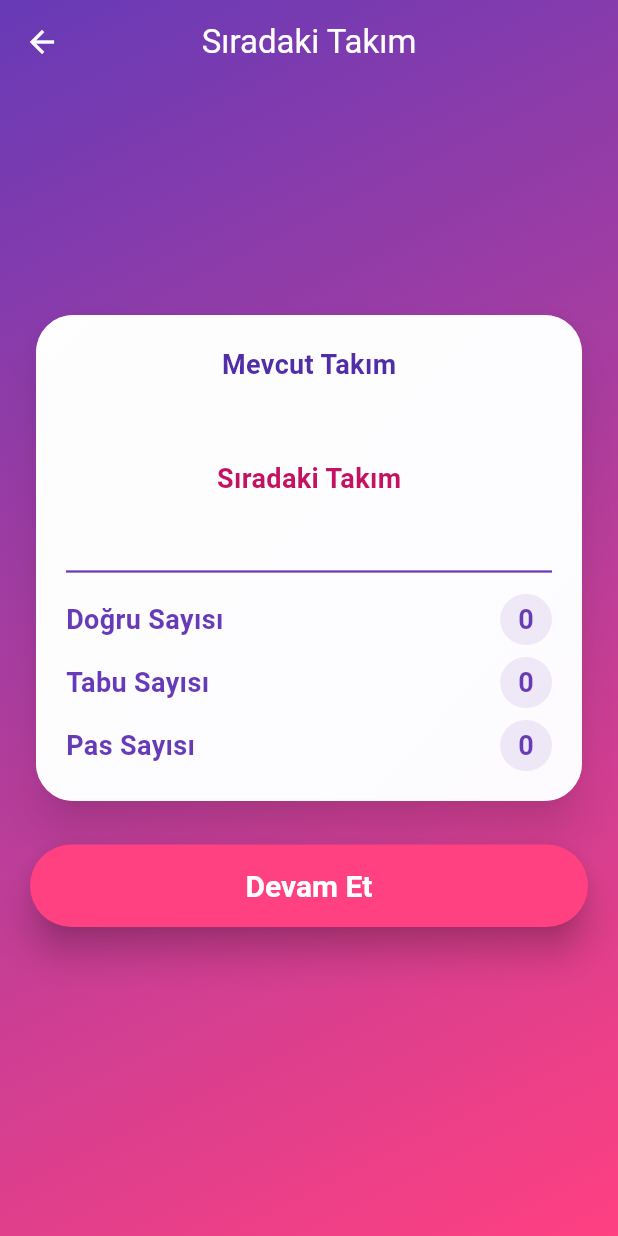
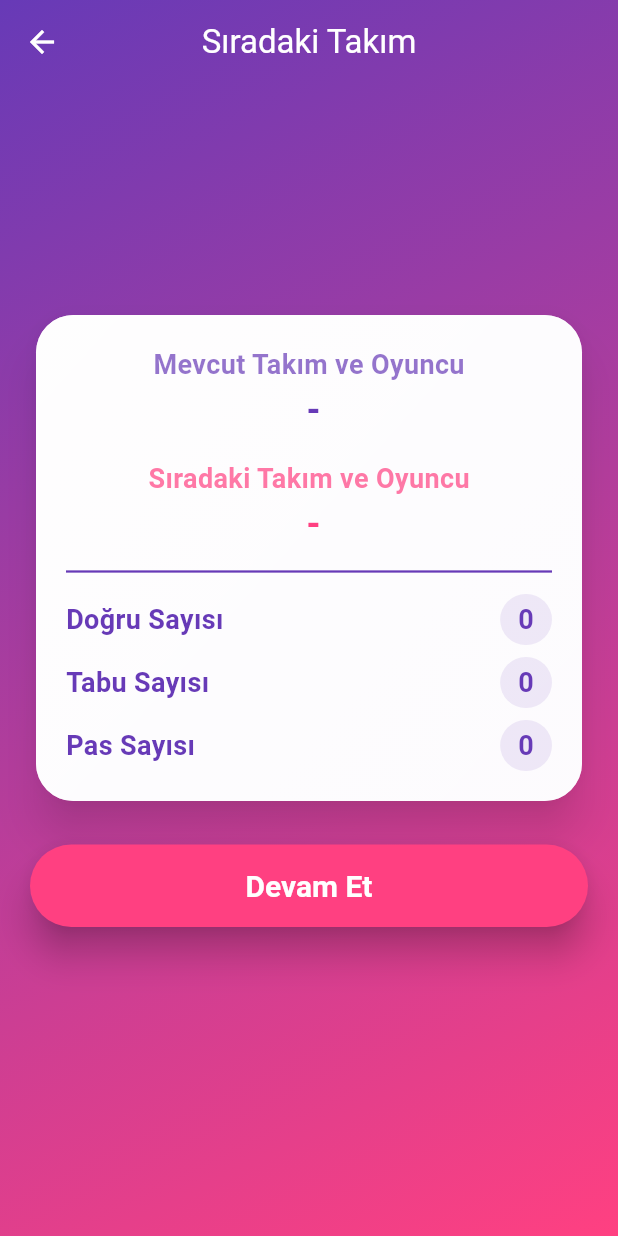
Before and after one commit to emrearinc/PasGec, a Flutter app: the NextTeamScreen screen opened directly with empty values, on a phone screen of 412 x 824 dp. Run offline on Flutter 3.47's test engine with Material 3 defaults, Android fonts, the phone set to English and light mode, and no system bars; our stand-ins replace audioplayers, auto_size_text, awesome_dialog, shared_preferences, sqflite, vibration; accounts and stored records are empty.

Commit message:
Sırada ki oyuncu bilgileri eklendi sisteme

```diff
--- a/lib/next_team_screen.dart
+++ b/lib/next_team_screen.dart
@@ -3,6 +3,8 @@ import 'package:flutter/material.dart';
 class NextTeamScreen extends StatelessWidget {
   final String currentTeam;
   final String nextTeam;
+  final String currentPlayer; // Mevcut takımın oyuncusu
+  final String nextPlayer; // Sıradaki takımın oyuncusu
   final int correctCount;
   final int tabooCount;
   final int passCount;
@@ -11,10 +13,11 @@ class NextTeamScreen extends StatelessWidget {
     super.key,
     required this.currentTeam,
     required this.nextTeam,
+    required this.currentPlayer,
+    required this.nextPlayer,
     required this.correctCount,
     required this.tabooCount,
     required this.passCount,
-
   });
 
   @override
@@ -27,7 +30,7 @@ class NextTeamScreen extends StatelessWidget {
         foregroundColor: Colors.white,
         elevation: 0,
       ),
-      extendBodyBehindAppBar: true, // Arka planın tam ekranda olmasını sağlar
+      extendBodyBehindAppBar: true,
       body: Stack(
         children: [
           // Arka plan için degrade geçiş
@@ -70,46 +73,27 @@ class NextTeamScreen extends StatelessWidget {
                       child: Column(
                         crossAxisAlignment: CrossAxisAlignment.center,
                         children: [
-                          Text(
-                            'Mevcut Takım',
-                            style: TextStyle(
-                              fontSize: 18,
-                              fontWeight: FontWeight.bold,
-                              color: Colors.deepPurple.shade700,
-                            ),
-                          ),
-                          Text(
-                            currentTeam,
-                            textAlign: TextAlign.center,
-                            style: const TextStyle(
-                              fontSize: 24,
-                              fontWeight: FontWeight.bold,
-                              color: Colors.deepPurple,
-                            ),
+                          // Mevcut Takım ve Oyuncu Bilgisi
+                          _buildTeamInfo(
+                            title: 'Mevcut Takım ve Oyuncu',
+                            team: currentTeam,
+                            player: currentPlayer,
+                            color: Colors.deepPurple,
                           ),
                           const SizedBox(height: 16),
-                          Text(
-                            'Sıradaki Takım',
-                            style: TextStyle(
-                              fontSize: 18,
-                              fontWeight: FontWeight.bold,
-                              color: Colors.pinkAccent.shade700,
-                            ),
-                          ),
-                          Text(
-                            nextTeam,
-                            textAlign: TextAlign.center,
-                            style: const TextStyle(
-                              fontSize: 24,
-                              fontWeight: FontWeight.bold,
-                              color: Colors.pinkAccent,
-                            ),
+                          // Sıradaki Takım ve Oyuncu Bilgisi
+                          _buildTeamInfo(
+                            title: 'Sıradaki Takım ve Oyuncu',
+                            team: nextTeam,
+                            player: nextPlayer,
+                            color: Colors.pinkAccent,
                           ),
                           const Divider(
                             color: Colors.deepPurple,
                             thickness: 1.5,
                             height: 30,
                           ),
+                          // Ek Bilgi Satırları
                           _buildInfoRow('Doğru Sayısı', correctCount.toString()),
                           const SizedBox(height: 8),
                           _buildInfoRow('Tabu Sayısı', tabooCount.toString()),
@@ -120,10 +104,10 @@ class NextTeamScreen extends StatelessWidget {
                     ),
                   ),
                   const SizedBox(height: 25),
-                  // Buton
+                  // Devam Et Butonu
                   ElevatedButton(
                     onPressed: () {
-                      Navigator.of(context).pop(true); // true değeri kelimenin yenilenmesi gerektiğini belirtir
+                      Navigator.of(context).pop(true);
                     },
                     style: ElevatedButton.styleFrom(
                       backgroundColor: Colors.pinkAccent,
@@ -149,6 +133,37 @@ class NextTeamScreen extends StatelessWidget {
     );
   }
 
+  // Takım ve oyuncu bilgisi için yardımcı metod
+  Widget _buildTeamInfo({
+    required String title,
+    required String team,
+    required String player,
+    required Color color,
+  }) {
+    return Column(
+      children: [
+        Text(
+          title,
+          style: TextStyle(
+            fontSize: 18,
+            fontWeight: FontWeight.bold,
+            color: color.withOpacity(0.7),
+          ),
+        ),
+        Text(
+          '$team - $player',
+          textAlign: TextAlign.center,
+          style: TextStyle(
+            fontSize: 24,
+            fontWeight: FontWeight.bold,
+            color: color,
+          ),
+        ),
+      ],
+    );
+  }
+
+  // Bilgi satırları için yardımcı metod
   Widget _buildInfoRow(String label, String value) {
     return Row(
       mainAxisAlignment: MainAxisAlignment.spaceBetween,
```
Also changed, not shown: lib/game_screen.dart (+60 -16 lines), lib/team_selection_screen.dart (+18 -5 lines), lib/widgets/score_card_widget.dart (+5 -3 lines), lib/widgets/turn_indicator_widget.dart (+23 -7 lines).
